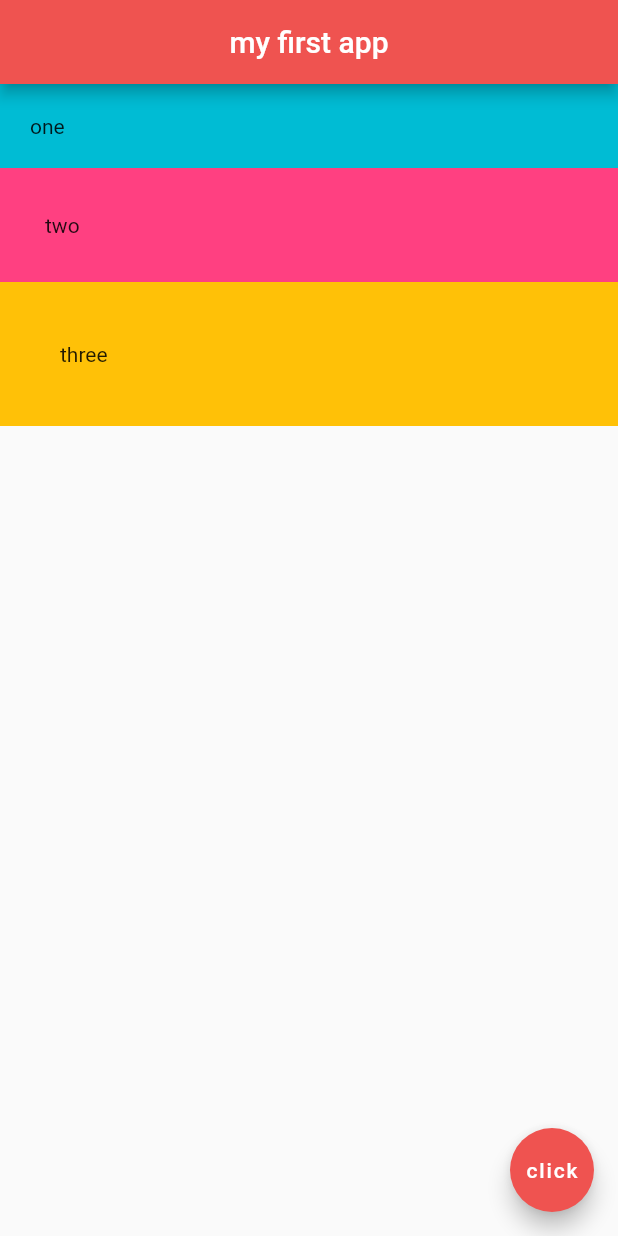
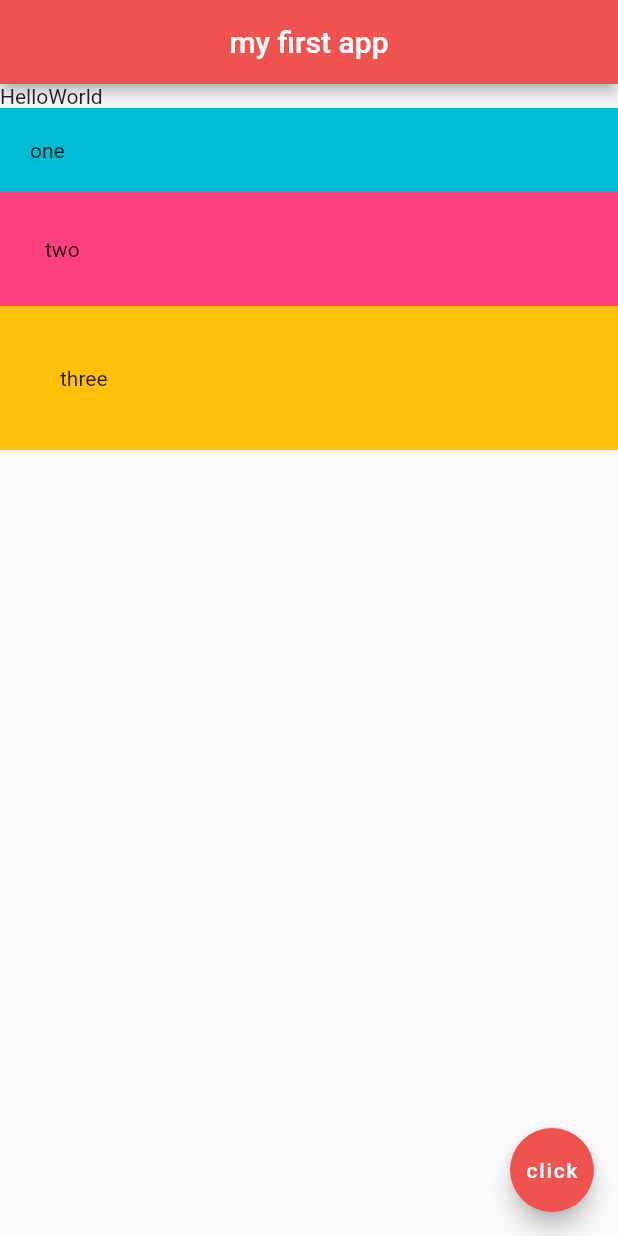
Before and after one commit to taufanbasri/flutter-basic, a Flutter app: the screen it shows after launch, on a phone screen of 412 x 824 dp. Run offline on Flutter 3.47's test engine with Material 2 defaults, Android fonts, the phone set to English and light mode, and no system bars.

Commit message:
Row in Column

```diff
--- a/lib/main.dart
+++ b/lib/main.dart
@@ -17,6 +17,12 @@ class Home extends StatelessWidget {
         mainAxisAlignment: MainAxisAlignment.start,
         crossAxisAlignment: CrossAxisAlignment.stretch,
         children: [
+          Row(
+            children: [
+              Text('Hello'),
+              Text('World')
+            ],
+          ),
           Container(
             padding: EdgeInsets.all(20.0),
             color: Colors.cyan,
```
